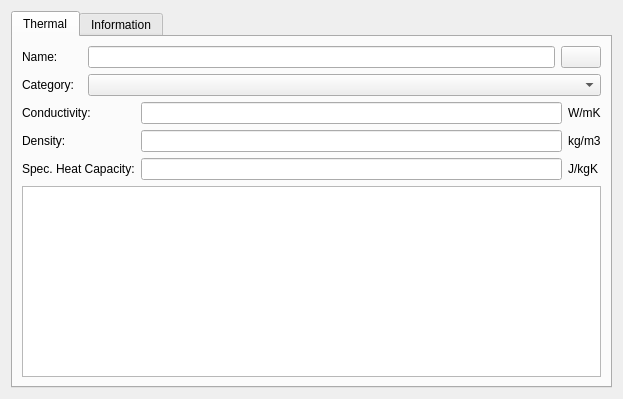
Before: the Qt Designer form SIM-VICUS/src/SVDBMaterialEditWidget.ui in ghorwin/SIM-VICUS, drawn with Qt 5.
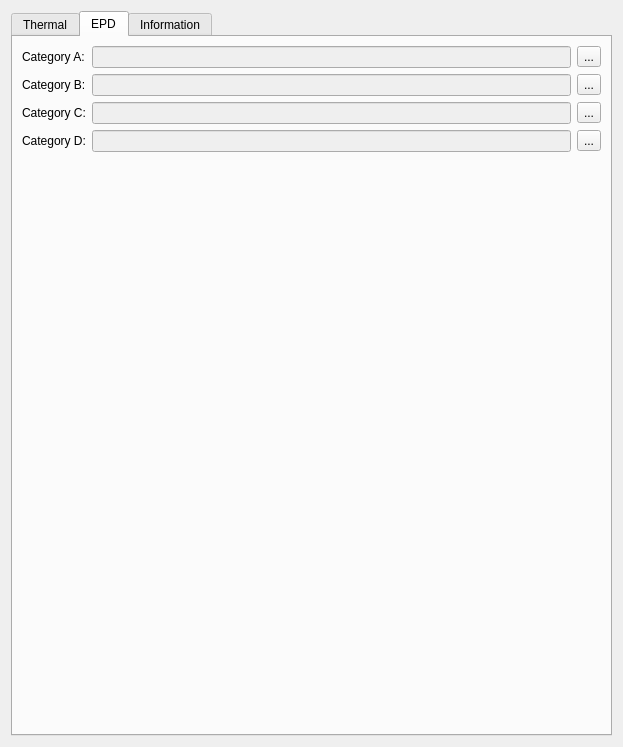
After: the same form once the commit is applied. Custom widgets are drawn as their Qt base class.

Commit message: Added tab with epd information in Material edit widget

Diff of the .ui file:
```diff
--- a/SIM-VICUS/src/SVDBMaterialEditWidget.ui
+++ b/SIM-VICUS/src/SVDBMaterialEditWidget.ui
@@ -7,14 +7,14 @@
     <x>0</x>
     <y>0</y>
     <width>623</width>
-    <height>399</height>
+    <height>747</height>
    </rect>
   </property>
   <layout class="QVBoxLayout" name="verticalLayout">
    <item>
     <widget class="QTabWidget" name="tabWidgetThermal">
      <property name="currentIndex">
-      <number>0</number>
+      <number>1</number>
      </property>
      <widget class="QWidget" name="Thermal">
       <attribute name="title">
@@ -137,6 +137,140 @@
        </item>
       </layout>
      </widget>
+     <widget class="QWidget" name="EPD">
+      <property name="accessibleName">
+       <string/>
+      </property>
+      <attribute name="title">
+       <string>EPD</string>
+      </attribute>
+      <layout class="QGridLayout" name="gridLayout_6">
+       <item row="3" column="3">
+        <widget class="QToolButton" name="toolButtonSelectCatD">
+         <property name="enabled">
+          <bool>true</bool>
+         </property>
+         <property name="text">
+          <string>...</string>
+         </property>
+        </widget>
+       </item>
+       <item row="3" column="1">
+        <widget class="QLineEdit" name="lineEditCatD">
+         <property name="enabled">
+          <bool>false</bool>
+         </property>
+        </widget>
+       </item>
+       <item row="0" column="3">
+        <widget class="QToolButton" name="toolButtonSelectCatA">
+         <property name="text">
+          <string>...</string>
+         </property>
+        </widget>
+       </item>
+       <item row="2" column="1">
+        <widget class="QLineEdit" name="lineEditCatC">
+         <property name="enabled">
+          <bool>false</bool>
+         </property>
+        </widget>
+       </item>
+       <item row="1" column="0">
+        <widget class="QLabel" name="labelCatB">
+         <property name="minimumSize">
+          <size>
+           <width>60</width>
+           <height>0</height>
+          </size>
+         </property>
+         <property name="text">
+          <string>Category B:</string>
+         </property>
+        </widget>
+       </item>
+       <item row="2" column="0">
+        <widget class="QLabel" name="labelCatC">
+         <property name="minimumSize">
+          <size>
+           <width>60</width>
+           <height>0</height>
+          </size>
+         </property>
+         <property name="text">
+          <string>Category C:</string>
+         </property>
+        </widget>
+       </item>
+       <item row="0" column="1">
+        <widget class="QLineEdit" name="lineEditCatA">
+         <property name="enabled">
+          <bool>false</bool>
+         </property>
+        </widget>
+       </item>
+       <item row="1" column="3">
+        <widget class="QToolButton" name="toolButtonSelectCatB">
+         <property name="text">
+          <string>...</string>
+         </property>
+        </widget>
+       </item>
+       <item row="0" column="0">
+        <widget class="QLabel" name="labelCatA">
+         <property name="minimumSize">
+          <size>
+           <width>60</width>
+           <height>0</height>
+          </size>
+         </property>
+         <property name="text">
+          <string>Category A:</string>
+         </property>
+        </widget>
+       </item>
+       <item row="1" column="1">
+        <widget class="QLineEdit" name="lineEditCatB">
+         <property name="enabled">
+          <bool>false</bool>
+         </property>
+        </widget>
+       </item>
+       <item row="2" column="3">
+        <widget class="QToolButton" name="toolButtonSelectCatC">
+         <property name="text">
+          <string>...</string>
+         </property>
+        </widget>
+       </item>
+       <item row="3" column="0">
+        <widget class="QLabel" name="labelCatD">
+         <property name="minimumSize">
+          <size>
+           <width>60</width>
+           <height>0</height>
+          </size>
+         </property>
+         <property name="text">
+          <string>Category D:</string>
+         </property>
+        </widget>
+       </item>
+       <item row="4" column="1">
+        <spacer name="verticalSpacer_2">
+         <property name="orientation">
+          <enum>Qt::Vertical</enum>
+         </property>
+         <property name="sizeHint" stdset="0">
+          <size>
+           <width>20</width>
+           <height>510</height>
+          </size>
+         </property>
+        </spacer>
+       </item>
+      </layout>
+     </widget>
      <widget class="QWidget" name="Information">
       <attribute name="title">
        <string>Information</string>
@@ -196,6 +330,12 @@
   </layout>
  </widget>
  <customwidgets>
+  <customwidget>
+   <class>QtExt::LanguageStringEditWidget1</class>
+   <extends>QLineEdit</extends>
+   <header location="global">QtExt_LanguageStringEditWidget1.h</header>
+   <container>1</container>
+  </customwidget>
   <customwidget>
    <class>QtExt::ValidatingLineEdit</class>
    <extends>QLineEdit</extends>
@@ -208,12 +348,9 @@
    <class>QtExt::ColorButton</class>
    <extends>QPushButton</extends>
    <header location="global">QtExt_ColorButton.h</header>
-  </customwidget>
-  <customwidget>
-   <class>QtExt::LanguageStringEditWidget1</class>
-   <extends>QLineEdit</extends>
-   <header location="global">QtExt_LanguageStringEditWidget1.h</header>
-   <container>1</container>
+   <slots>
+    <signal>colorChanged()</signal>
+   </slots>
   </customwidget>
  </customwidgets>
  <resources/>
```
Left out of the diff: 17 changed lines with no effect on the pictures. The commit also changes 2 other files.
